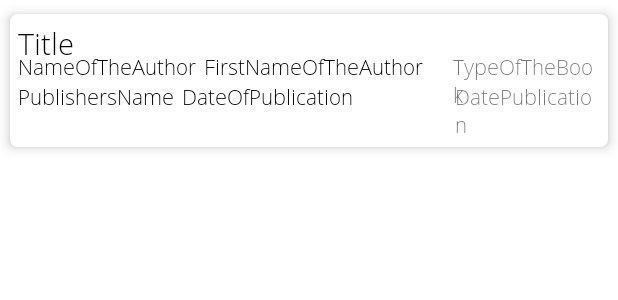
After one commit to pfeMediatheque/Mediatheque, an Android app: the layout cardview_model_book.xml on its own in the app's theme, with its tools: preview values and no code run, on a phone screen of 412 x 824 dp. The commit adds this screen. Shown: the top 300 px of the screen. Run offline under Robolectric (Android 15) with nearby library versions, the phone set to English and light mode, and no system bars.

Commit message:
Reading and displaying data for books (not finished)

```diff
--- a/app/src/main/java/com/example/mediatheque/ui/book/BookFragment.java
+++ b/app/src/main/java/com/example/mediatheque/ui/book/BookFragment.java
@@ -9,6 +9,7 @@ import android.widget.ImageButton;
 import androidx.annotation.NonNull;
 import androidx.fragment.app.Fragment;
 import com.example.mediatheque.R;
+import com.example.mediatheque.ShowActivity;
 import com.example.mediatheque.databinding.FragmentBookBinding;
 
 public class BookFragment extends Fragment {
@@ -23,6 +24,8 @@ public class BookFragment extends Fragment {
         ImageButton btnAddBook = root.findViewById(R.id.btnAddBook);
         btnAddBook.setOnClickListener(view -> startActivity(new Intent(getActivity(), AddBook.class)));
 
+        startActivity(new Intent(getActivity(), ShowActivity.class));
+
         return root;
     }
 
--- /dev/null
+++ b/app/src/main/res/layout/cardview_model_book.xml
@@ -0,0 +1,92 @@
+<?xml version="1.0" encoding="utf-8"?>
+<androidx.cardview.widget.CardView xmlns:android="http://schemas.android.com/apk/res/android"
+    android:layout_width="match_parent"
+    android:layout_height="wrap_content"
+    xmlns:app="http://schemas.android.com/apk/res-auto"
+    app:contentPadding="5dp"
+    app:cardCornerRadius="5dp"
+    app:cardElevation="5dp"
+    app:cardUseCompatPadding="true">
+
+    <LinearLayout
+        android:layout_width="match_parent"
+        android:layout_height="wrap_content"
+        android:orientation="vertical">
+
+        <TextView
+            android:id="@+id/textViewTitleOfTheBook_modelLayout"
+            android:layout_width="wrap_content"
+            android:layout_height="wrap_content"
+            android:text="Title"
+            android:textSize="20sp"
+            android:layout_marginBottom="10dp"
+            android:textColor="#000000"/>
+    </LinearLayout>
+
+    <LinearLayout
+        android:layout_width="wrap_content"
+        android:layout_height="wrap_content"
+        android:orientation="horizontal">
+
+        <TextView
+            android:id="@+id/textViewNameOfTheAuthor_modelLayout"
+            android:layout_width="wrap_content"
+            android:layout_height="wrap_content"
+            android:text="NameOfTheAuthor"
+            android:textColor="#000000"
+            android:layout_marginTop="20dp"
+            android:layout_marginRight="5dp"
+            />
+
+        <TextView
+            android:id="@+id/textViewFirstNameOfTheAuthor_modelLayout"
+            android:layout_width="match_parent"
+            android:layout_height="match_parent"
+            android:text="FirstNameOfTheAuthor"
+            android:textColor="#000000"
+            android:layout_marginTop="20dp"
+            />
+
+        <TextView
+            android:id="@+id/textViewTypeOfTheBook_modelLayout"
+            android:layout_width="wrap_content"
+            android:layout_height="wrap_content"
+            android:text="TypeOfTheBook"
+            android:layout_marginTop="20dp"
+            android:layout_marginLeft="20dp"
+            />
+    </LinearLayout>
+
+    <LinearLayout
+        android:layout_width="wrap_content"
+        android:layout_height="wrap_content"
+        android:orientation="horizontal">
+
+        <TextView
+            android:id="@+id/textViewPublishersName_modelLayout"
+            android:layout_width="wrap_content"
+            android:layout_height="wrap_content"
+            android:text="PublishersName"
+            android:layout_marginTop="40dp"
+            android:layout_marginRight="5dp"
+            android:textColor="#000000"/>
+
+        <TextView
+            android:id="@+id/textViewDateOfPublication_modelLayout"
+            android:layout_width="wrap_content"
+            android:layout_height="wrap_content"
+            android:text="DateOfPublication"
+            android:layout_marginTop="40dp"
+            android:textColor="#000000"/>
+
+        <TextView
+            android:id="@+id/textViewNumberOfPages_modelLayout"
+            android:layout_width="wrap_content"
+            android:layout_height="wrap_content"
+            android:text="DatePublication"
+            android:layout_marginTop="40dp"
+            android:layout_marginLeft="68dp"/>
+
+    </LinearLayout>
+
+</androidx.cardview.widget.CardView>
--- a/app/src/main/res/layout/fragment_book.xml
+++ b/app/src/main/res/layout/fragment_book.xml
@@ -21,4 +21,10 @@
         app:layout_constraintTop_toTopOf="parent"
         app:layout_constraintVertical_bias="0.976" />
 
+    <androidx.recyclerview.widget.RecyclerView
+        android:id="@+id/recyclerViewBook"
+        android:layout_width="match_parent"
+        android:layout_height="match_parent"
+         />
+
 </androidx.constraintlayout.widget.ConstraintLayout>
```
Also changed, not shown: app/src/main/java/com/example/mediatheque/Model.java (added, +83 -0 lines), app/src/main/java/com/example/mediatheque/ShowActivity.java (added, +64 -0 lines), app/src/main/java/com/example/mediatheque/ViewHolder.java (added, +62 -0 lines), app/src/main/res/layout/activity_add_book.xml (+18 -16 lines).
